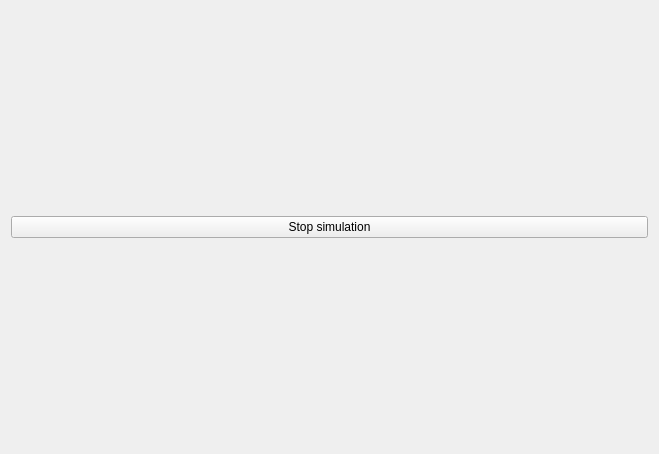
Old version of the form gassimulation.ui in the repository klark142/cpp-particles.
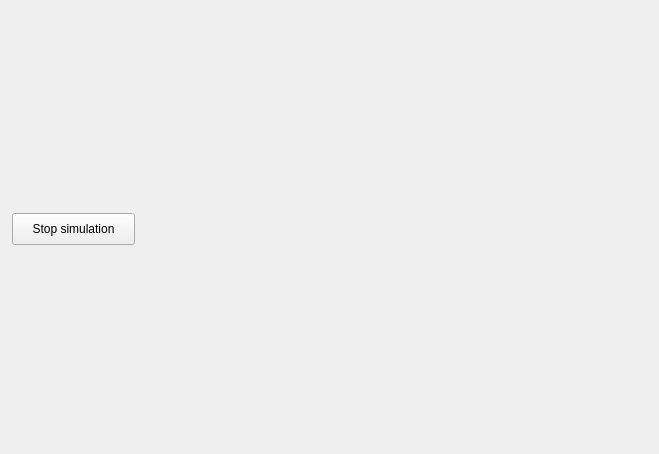
New version of the form.

What changed in the file:
```diff
--- a/gassimulation.ui
+++ b/gassimulation.ui
@@ -13,15 +13,19 @@
   <property name="windowTitle">
    <string>Form</string>
   </property>
-  <layout class="QVBoxLayout" name="verticalLayout">
-   <item>
     <widget class="QPushButton" name="stopSimulationButton">
+   <property name="geometry">
+    <rect>
+     <x>12</x>
+     <y>213</y>
+     <width>123</width>
+     <height>32</height>
+    </rect>
+   </property>
      <property name="text">
       <string>Stop simulation</string>
      </property>
     </widget>
-   </item>
-  </layout>
  </widget>
  <resources/>
  <connections/>
```
Lines whose indentation alone changed are shown as unchanged.
